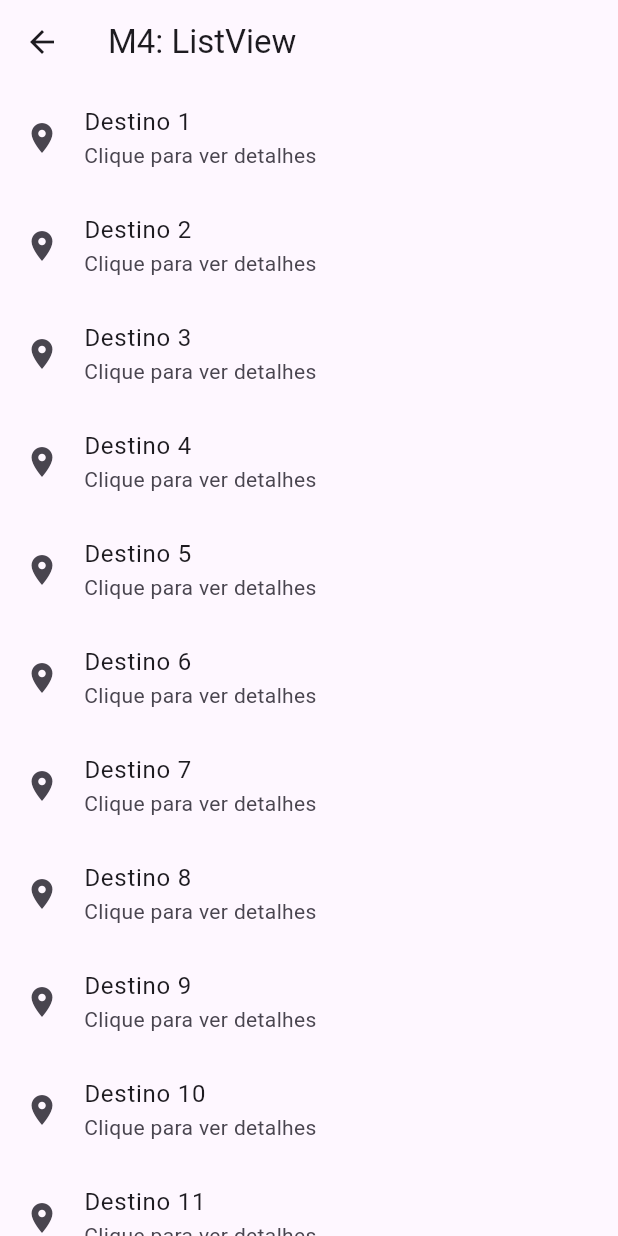
After one commit to Josemar-Gomes/explore_mundo, a Flutter app: the Micro4Screen screen opened by its route, on a phone screen of 412 x 824 dp. The commit adds this screen. Run offline on Flutter 3.47's test engine with Material 3 defaults, Android fonts, the phone set to English and light mode, and no system bars.

Commit message:
feat:microatividade 4 concluida

```diff
--- a/lib/main.dart
+++ b/lib/main.dart
@@ -4,6 +4,7 @@ import 'screens/detail_screen.dart';
 import 'screens/micro1_screen.dart';
 import 'screens/micro2_screen.dart';
 import 'screens/micro3_screen.dart';
+import 'screens/micro4_screen.dart';
 
 void main() {
   runApp(const ExploreMundoApp());
@@ -25,6 +26,7 @@ class ExploreMundoApp extends StatelessWidget {
         '/micro1': (context) => const Micro1Screen(),
         '/micro2': (context) => const Micro2Screen(),
         '/micro3': (context) => const Micro3Screen(),
+        '/micro4': (context) => const Micro4Screen(),
       },
     );
   }
--- /dev/null
+++ b/lib/screens/micro4_screen.dart
@@ -0,0 +1,25 @@
+import 'package:flutter/material.dart';
+
+class Micro4Screen extends StatelessWidget {
+  const Micro4Screen({super.key});
+
+  @override
+  Widget build(BuildContext context) {
+    final items = List.generate(20, (i) => 'Destino ${i + 1}');
+
+    return Scaffold(
+      appBar: AppBar(title: const Text('M4: ListView')),
+      body: ListView.builder(
+        itemCount: items.length,
+        itemBuilder: (context, index) {
+          return ListTile(
+            leading: const Icon(Icons.location_on),
+            title: Text(items[index]),
+            subtitle: const Text('Clique para ver detalhes'),
+            onTap: () {},
+          );
+        },
+      ),
+    );
+  }
+}
```
